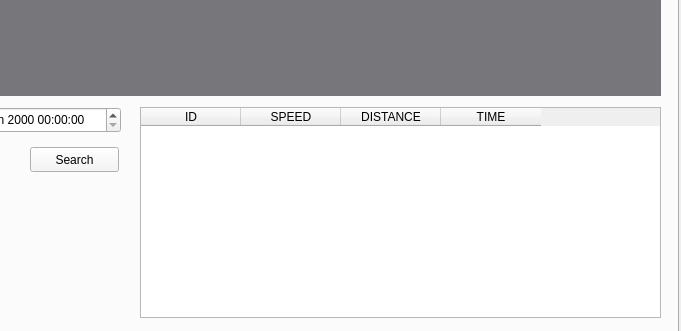
addinedu-ros-6th/deeplearning-repo-3, file Intelligence_Vehicle_GUI/ui/main.ui: the form before one commit; both pictures show x 372 to 1053 and y 409 to 740 of the 1053 by 740 pixel window.
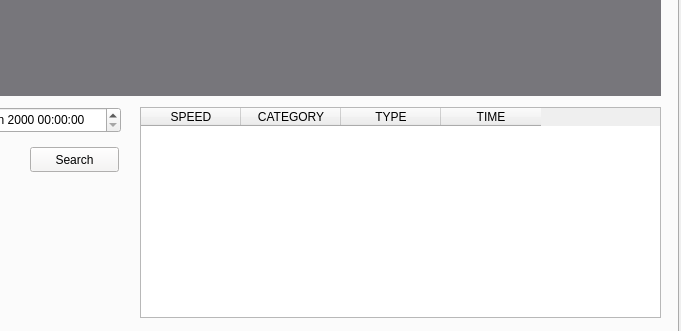
The form after the commit. The open tabs and pages were chosen to show the change.

```diff
--- a/Intelligence_Vehicle_GUI/ui/main.ui
+++ b/Intelligence_Vehicle_GUI/ui/main.ui
@@ -241,11 +241,6 @@
       <property name="sortingEnabled">
        <bool>true</bool>
       </property>
-      <column>
-       <property name="text">
-        <string>ID</string>
-       </property>
-      </column>
       <column>
        <property name="text">
         <string>SPEED</string>
@@ -253,7 +248,12 @@
       </column>
       <column>
        <property name="text">
-        <string>DISTANCE</string>
+        <string>CATEGORY</string>
+       </property>
+      </column>
+      <column>
+       <property name="text">
+        <string>TYPE</string>
        </property>
       </column>
       <column>
```
